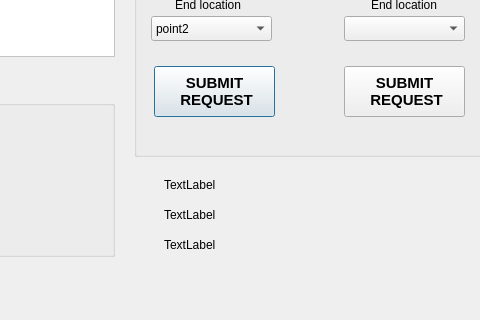
Old version of the form src/rio_ui/admin/admin_service.ui in the repository addinedu-ros-4th/ros-repo-1; both pictures show x 426 to 906 and y 404 to 724 of the 1181 by 724 pixel window.
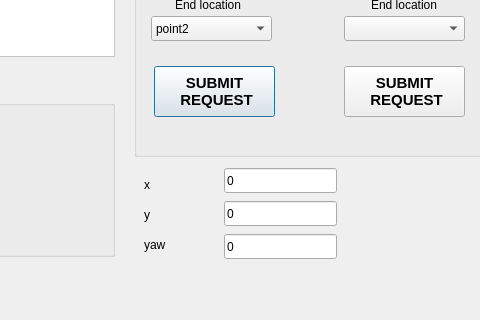
New version of the form.

```diff
--- a/src/rio_ui/admin/admin_service.ui
+++ b/src/rio_ui/admin/admin_service.ui
@@ -656,40 +656,79 @@
   <widget class="QLabel" name="xx">
    <property name="geometry">
     <rect>
-     <x>590</x>
+     <x>570</x>
      <y>580</y>
-     <width>67</width>
+     <width>70</width>
      <height>17</height>
     </rect>
    </property>
    <property name="text">
-    <string>TextLabel</string>
+    <string>x</string>
    </property>
   </widget>
   <widget class="QLabel" name="yy">
    <property name="geometry">
     <rect>
-     <x>590</x>
+     <x>570</x>
      <y>610</y>
-     <width>67</width>
+     <width>70</width>
      <height>17</height>
     </rect>
    </property>
    <property name="text">
-    <string>TextLabel</string>
+    <string>y</string>
    </property>
   </widget>
   <widget class="QLabel" name="zz">
    <property name="geometry">
     <rect>
-     <x>590</x>
+     <x>570</x>
      <y>640</y>
-     <width>67</width>
+     <width>70</width>
      <height>17</height>
     </rect>
    </property>
    <property name="text">
-    <string>TextLabel</string>
+    <string>yaw</string>
+   </property>
+  </widget>
+  <widget class="QLineEdit" name="xLine">
+   <property name="geometry">
+    <rect>
+     <x>650</x>
+     <y>572</y>
+     <width>113</width>
+     <height>25</height>
+    </rect>
+   </property>
+   <property name="text">
+    <string>0</string>
+   </property>
+  </widget>
+  <widget class="QLineEdit" name="yLine">
+   <property name="geometry">
+    <rect>
+     <x>650</x>
+     <y>605</y>
+     <width>113</width>
+     <height>25</height>
+    </rect>
+   </property>
+   <property name="text">
+    <string>0</string>
+   </property>
+  </widget>
+  <widget class="QLineEdit" name="yawLine">
+   <property name="geometry">
+    <rect>
+     <x>650</x>
+     <y>638</y>
+     <width>113</width>
+     <height>25</height>
+    </rect>
+   </property>
+   <property name="text">
+    <string>0</string>
    </property>
   </widget>
  </widget>
```
